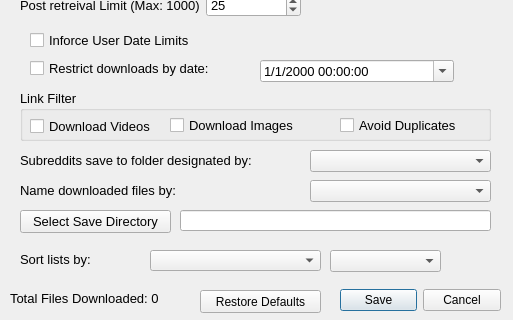
Qt form DownloaderForReddit/RedditDownloader_Settings_linux.ui (MalloyDelacroix/DownloaderForReddit) before a commit; both pictures show x 0 to 513 and y 240 to 560 of the 513 by 560 pixel window.
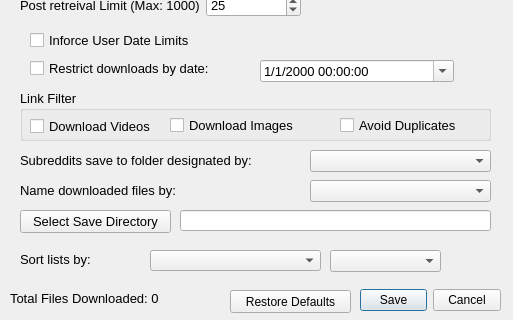
The same form after that commit. Icons and pictures are not drawn.

Commit message: Update Linux settings GUI model

What changed in the file:
```diff
--- a/DownloaderForReddit/RedditDownloader_Settings_linux.ui
+++ b/DownloaderForReddit/RedditDownloader_Settings_linux.ui
@@ -712,9 +712,9 @@
   <widget class="QDialogButtonBox" name="save_cancel_button_box">
    <property name="geometry">
     <rect>
-     <x>340</x>
+     <x>360</x>
      <y>520</y>
-     <width>161</width>
+     <width>141</width>
      <height>41</height>
     </rect>
    </property>
@@ -730,7 +730,7 @@
     <rect>
      <x>10</x>
      <y>530</y>
-     <width>171</width>
+     <width>221</width>
      <height>16</height>
     </rect>
    </property>
@@ -746,7 +746,7 @@
   <widget class="QPushButton" name="restore_defaults_button">
    <property name="geometry">
     <rect>
-     <x>200</x>
+     <x>230</x>
      <y>530</y>
      <width>121</width>
      <height>23</height>
```
The commit also changes 2 other files.
